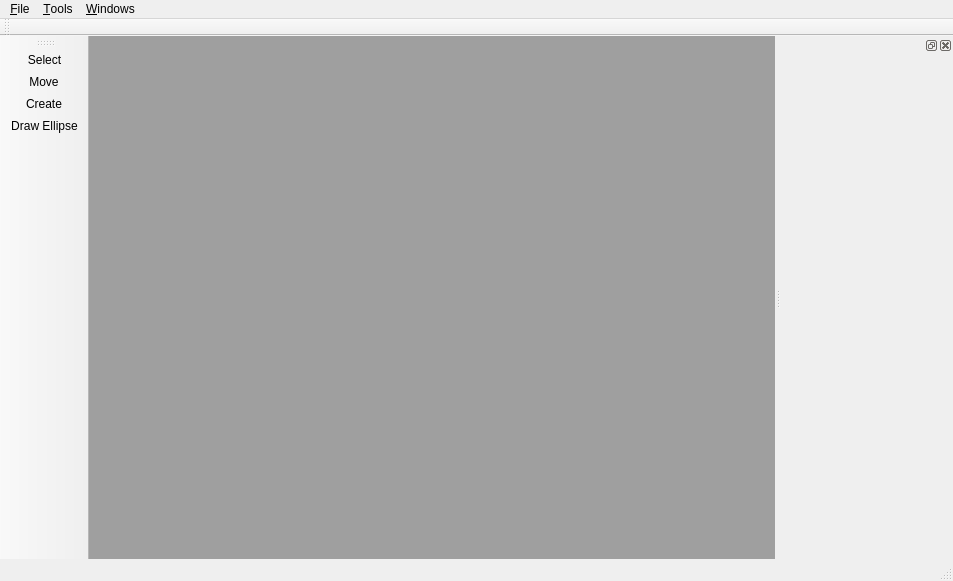
Qt form src/qdrawmainwindow.ui (nayyden/ZVector) before a commit.
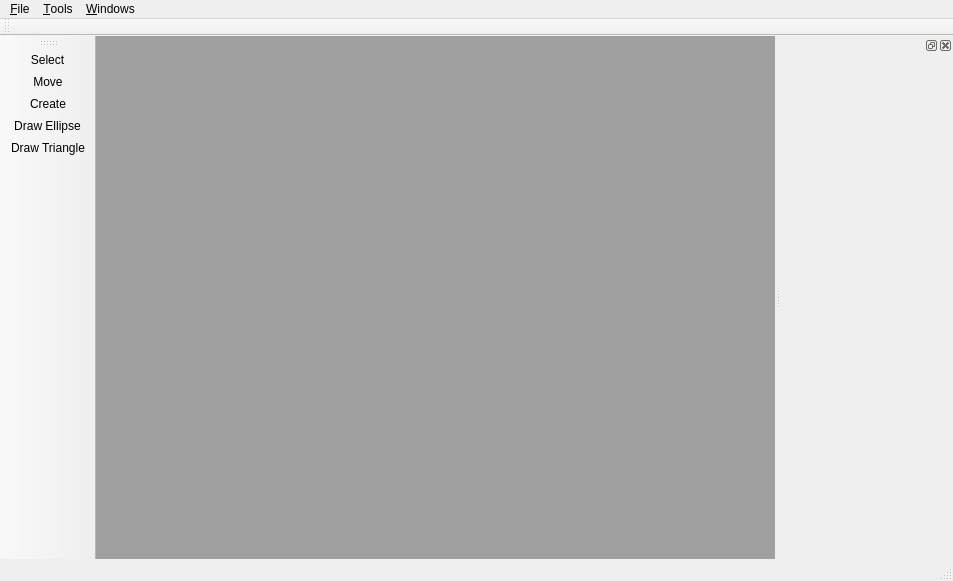
The same form after that commit. Icons and pictures are not drawn. Custom widgets are drawn as their Qt base class.

Commit message: triangle, proper drawing of the quads, selection at the contour now works

What changed in the file:
```diff
--- a/src/qdrawmainwindow.ui
+++ b/src/qdrawmainwindow.ui
@@ -85,6 +85,7 @@
    <addaction name="actionMove"/>
    <addaction name="actionCreate"/>
    <addaction name="actionDraw_Ellipse"/>
+   <addaction name="actionDraw_Triangle"/>
   </widget>
   <widget class="QDockWidget" name="dockWidget">
    <property name="maximumSize">
@@ -219,6 +220,14 @@
     <string>E</string>
    </property>
   </action>
+  <action name="actionDraw_Triangle">
+   <property name="text">
+    <string>Draw Triangle</string>
+   </property>
+   <property name="toolTip">
+    <string>Draw Triangle</string>
+   </property>
+  </action>
  </widget>
  <layoutdefault spacing="6" margin="11"/>
  <customwidgets>
```
Left out of the diff: 2 changed lines with no effect on the pictures. The commit also changes 12 other files.
